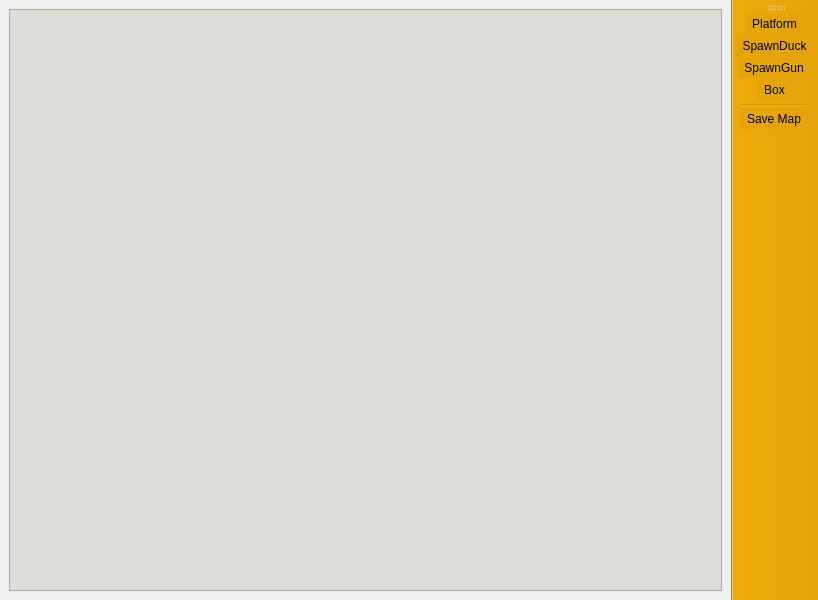
Before: the Qt Designer form editor/mainwindow.ui in valentinbersi/DuckGame-Recreation, drawn with Qt 5.
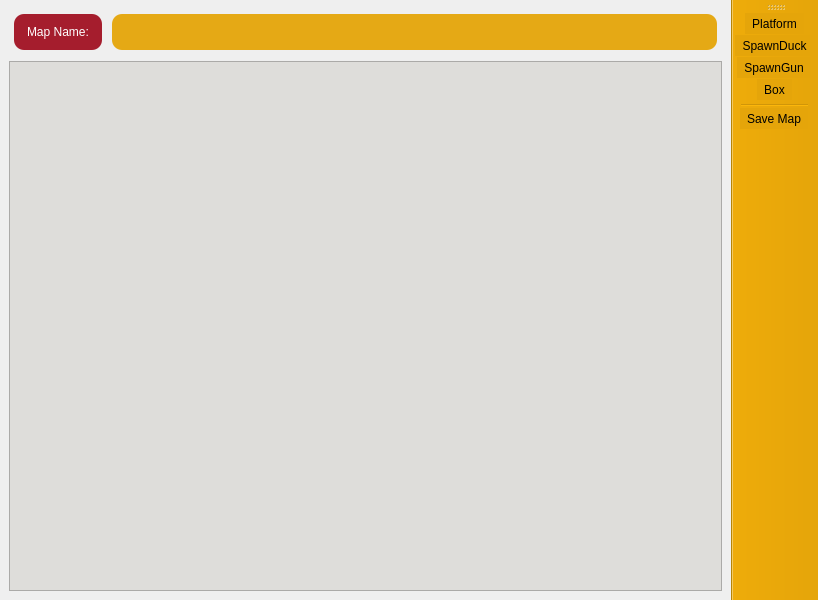
After: the same form once the commit is applied.

The edit to the form file:
```diff
--- a/editor/mainwindow.ui
+++ b/editor/mainwindow.ui
@@ -15,6 +15,43 @@
   </property>
   <widget class="QWidget" name="centralwidget">
    <layout class="QVBoxLayout" name="verticalLayout">
+    <item>
+     <layout class="QHBoxLayout" name="horizontalLayout">
+      <property name="spacing">
+       <number>0</number>
+      </property>
+      <item>
+       <widget class="QLabel" name="label">
+        <property name="styleSheet">
+         <string notr="true">    color: white;
+                                        background-color: rgb(165, 29, 45);
+                                        padding: 10px;
+                                        border-radius: 10px;
+                                        margin: 5px;</string>
+        </property>
+        <property name="text">
+         <string>Map Name:</string>
+        </property>
+       </widget>
+      </item>
+      <item>
+       <widget class="QLineEdit" name="lineEditMapName">
+        <property name="styleSheet">
+         <string notr="true">color: rgb(165, 29, 45);
+                                        background-color: rgba(229, 165, 10, 0.95);
+                                        padding: 10px;
+                                        border-radius: 10px;
+                                        margin: 5px;
+                                        border-color: rgb(165, 29, 45);
+                                    </string>
+        </property>
+        <property name="placeholderText">
+         <string/>
+        </property>
+       </widget>
+      </item>
+     </layout>
+    </item>
     <item>
      <widget class="QGraphicsView" name="graphicsView">
       <property name="styleSheet">
```
